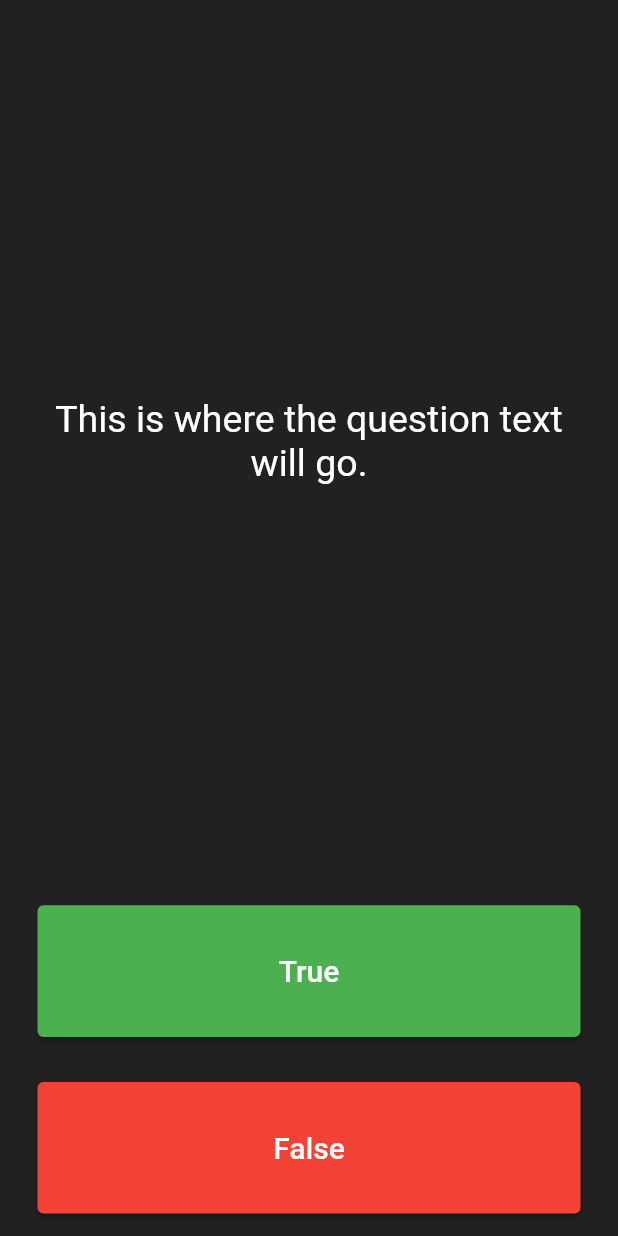
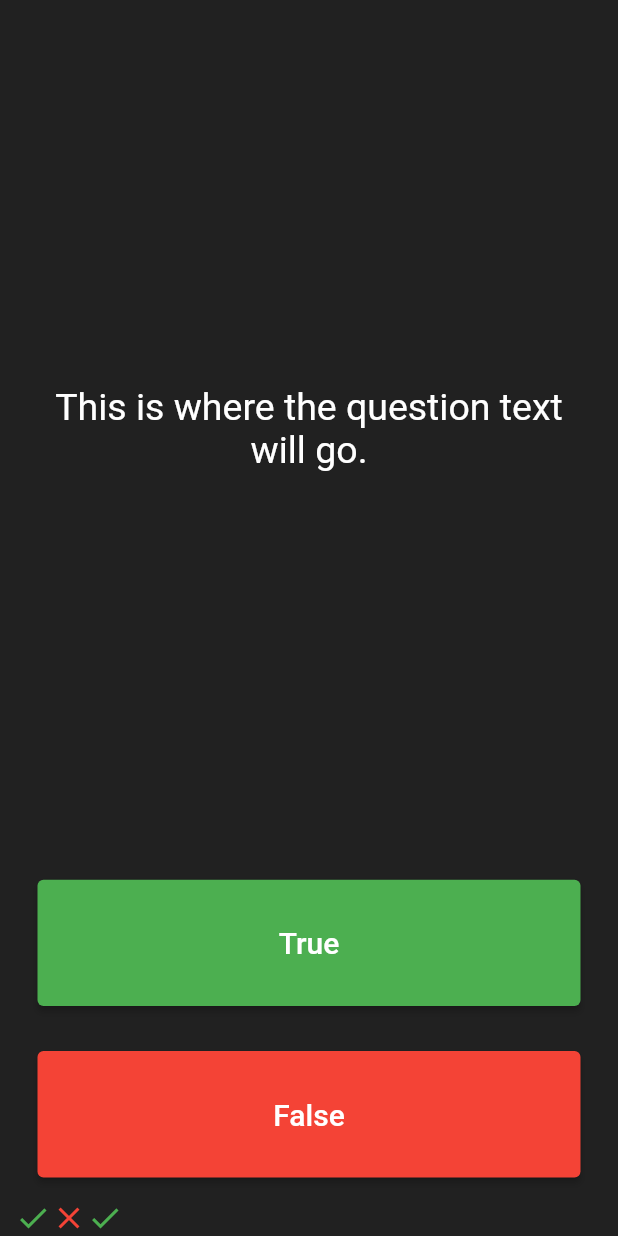
Before and after one commit to Himal-Thapa1/quizzy_htm_flutter, a Flutter app: the screen it shows after launch, after a tap on "True", on a phone screen of 412 x 824 dp. Run offline on Flutter 3.47's test engine with Material 2 defaults, Android fonts, the phone set to English and light mode, and no system bars.

Commit message:
added scorekeeper

```diff
--- a/lib/main.dart
+++ b/lib/main.dart
@@ -25,6 +25,11 @@
 }
 
 class _QuizPageState extends State<QuizPage> {
+  List<Widget> scorekeeper = [
+    Icon(Icons.check, color: Colors.green),
+    Icon(Icons.close, color: Colors.red)
+  ];
+
   @override
   Widget build(BuildContext context) {
     return Column(
@@ -56,6 +61,7 @@
               style: ButtonStyle(
                 backgroundColor: MaterialStateProperty.all(Colors.green),
               ),
+
               child: Text(
                 'True',
                 style: TextStyle(
@@ -65,6 +71,11 @@
               ),
               onPressed: () {
                 //The user picked true.
+                setState(() {
+                  scorekeeper.add(
+                  Icon(Icons.check, color: Colors.green,),
+                );
+                });
               },
             ),
           ),
@@ -74,7 +85,9 @@
             padding: EdgeInsets.all(15.0),
             child: ElevatedButton(
               // color: Colors.red,
-              style: ButtonStyle(backgroundColor: MaterialStateProperty.all(Colors.red),),
+              style: ButtonStyle(
+                backgroundColor: MaterialStateProperty.all(Colors.red),
+              ),
               child: Text(
                 'False',
                 style: TextStyle(
@@ -84,11 +97,16 @@
               ),
               onPressed: () {
                 //The user picked false.
+                setState(() {
+                  scorekeeper.add(Icon(Icons.close,color: Colors.red,),);
+                });
               },
             ),
           ),
         ),
-        //TODO: Add a Row here as your score keeper
+        Row(
+          children: scorekeeper,
+        ),
       ],
     );
   }
```
